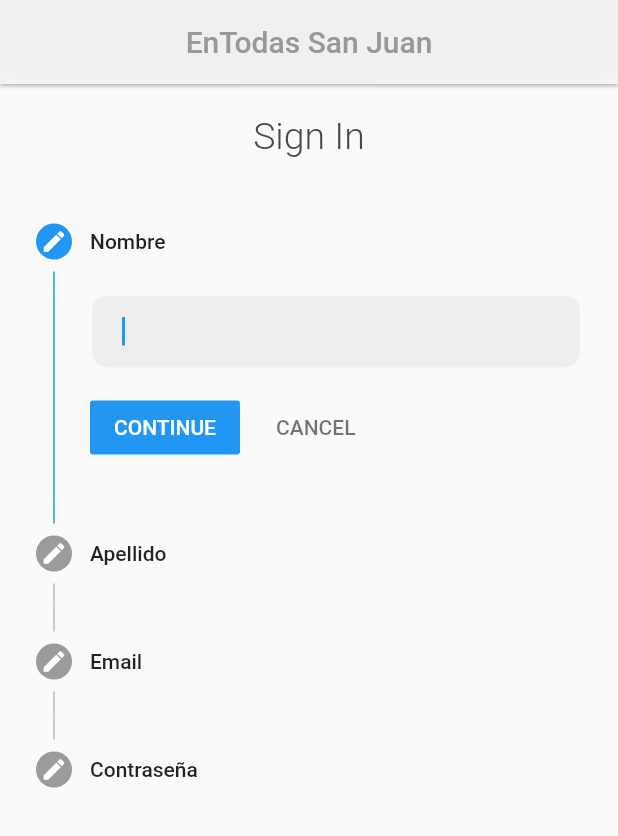
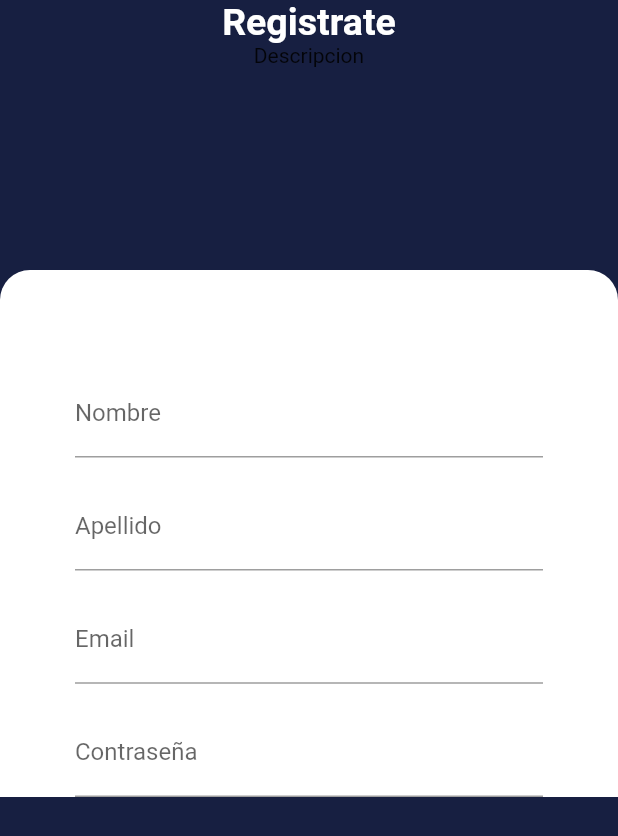
Before and after one commit to LMHV/EnTodasSJEventos, a Flutter app: the screen it shows after launch, on a phone screen of 412 x 824 dp. Shown: the top 836 px of the screen. Run offline on Flutter 3.47's test engine with Material 2 defaults, Android fonts, the phone set to English and light mode, and no system bars.

Commit message:
Changes on signin screen (not stepper anymore) +  few small changes

```diff
--- a/lib/main.dart
+++ b/lib/main.dart
@@ -1,4 +1,5 @@
 import 'package:flutter/material.dart';
+import 'package:practicando_flutter/screens/home_screen.dart';
 //import 'package:practicando_flutter/screens/home_screen.dart';
 import 'package:practicando_flutter/screens/signin_screen.dart';
 
--- a/lib/screens/signin_screen.dart
+++ b/lib/screens/signin_screen.dart
@@ -1,15 +1,25 @@
 import 'package:flutter/material.dart';
-import 'dart:ui';
 
-import 'package:practicando_flutter/widgets/custom_stepper.dart';
+//import 'package:practicando_flutter/widgets/custom_stepper.dart';
+//import 'package:practicando_flutter/widgets/custom_textfield.dart';
 
 class SigninScreen extends StatelessWidget {
   const SigninScreen({super.key});
+  static final TextEditingController nameController = TextEditingController();
+  static final TextEditingController surnameController =
+      TextEditingController();
+  static final TextEditingController emailController = TextEditingController();
+  static final TextEditingController passwordController =
+      TextEditingController();
 
   @override
   Widget build(BuildContext context) {
+    final double contextHeight = MediaQuery.of(context).size.height;
+    final double contextWidth = MediaQuery.of(context).size.width;
+
     return Scaffold(
-      appBar: AppBar(
+      backgroundColor: const Color(0xFF171F41),
+      /*appBar: AppBar(
         flexibleSpace: ClipRect(
             child: BackdropFilter(
           filter: ImageFilter.blur(sigmaX: 10, sigmaY: 20),
@@ -17,34 +27,83 @@ class SigninScreen extends StatelessWidget {
             color: Colors.transparent,
           ),
         )),
-        elevation: 1,
         centerTitle: true,
         backgroundColor: Colors.white.withAlpha(200),
         title: const Text(
-          "EnTodas San Juan",
-          style: TextStyle(color: Color(0xFF989898)),
+          "EnTodas SJ",
+          style: TextStyle(color: Color.fromARGB(255, 209, 110, 110)),
         ),
-      ),
+      ),*/
       body: SingleChildScrollView(
-        child: Center(
-          child: Expanded(
-            child: Column(
-              children: [
-                Container(
-                  margin: const EdgeInsets.symmetric(vertical: 20),
-                  child: const Text(
-                    'Sign In',
+        child: Column(
+          children: [
+            Container(
+              decoration: const BoxDecoration(
+                color: Color(0xFF171F41),
+              ),
+              height: 180,
+              width: contextWidth,
+              child: Column(
+                children: const [
+                  Text(
+                    'Registrate',
                     style: TextStyle(
                       fontSize: 25,
-                      color: Color.fromARGB(255, 73, 73, 73),
-                      fontWeight: FontWeight.w300,
+                      color: Color.fromARGB(255, 255, 255, 255),
+                      fontWeight: FontWeight.bold,
                     ),
                   ),
+                  Text("Descripcion")
+                ],
+              ),
+            ),
+            Container(
+              clipBehavior: Clip.hardEdge,
+              decoration: const BoxDecoration(
+                  color: Colors.white,
+                  borderRadius: BorderRadius.only(
+                      topLeft: Radius.circular(20),
+                      topRight: Radius.circular(20))),
+              child: Container(
+                margin: const EdgeInsets.symmetric(horizontal: 50),
+                child: Column(
+                  children: [
+                    SizedBox(height: contextHeight * 0.08),
+                    TextFormField(
+                      decoration: const InputDecoration(
+                        labelText: "Nombre",
+                      ),
+                      validator: (value) {
+                        if (value!.isEmpty) {
+                          return "Nombre incorrecto";
+                        } else {
+                          return null;
+                        }
+                      },
+                    ),
+                    SizedBox(height: contextHeight * 0.02),
+                    TextFormField(
+                      decoration: const InputDecoration(
+                        labelText: "Apellido",
+                      ),
+                    ),
+                    SizedBox(height: contextHeight * 0.02),
+                    TextFormField(
+                      decoration: const InputDecoration(
+                        labelText: "Email",
+                      ),
+                    ),
+                    SizedBox(height: contextHeight * 0.02),
+                    TextFormField(
+                      decoration: const InputDecoration(
+                        labelText: "Contraseña",
+                      ),
+                    ),
+                  ],
                 ),
-                const CustomStepper(),
-              ],
+              ),
             ),
-          ),
+          ],
         ),
       ),
     );
--- a/lib/widgets/custom_image_button.dart
+++ b/lib/widgets/custom_image_button.dart
@@ -2,18 +2,18 @@ import 'package:flutter/material.dart';
 
 class CustomImageButton extends StatelessWidget {
   final String urlImage;
-  //void Function function;
+  final VoidCallback? callback;
 
   const CustomImageButton({
     super.key,
     required this.urlImage,
-    //required this.function
+    this.callback,
   });
 
   @override
   Widget build(BuildContext context) {
     return GestureDetector(
-      onTap: () => {},
+      onTap: () => callback,
       child: Container(
           padding: const EdgeInsets.all(7),
           width: 35,
--- a/lib/widgets/custom_textfield.dart
+++ b/lib/widgets/custom_textfield.dart
@@ -5,7 +5,6 @@ class CustomTextField extends StatelessWidget {
   final double width;
   final String? label;
   final String? hint;
-  final Color? customColor;
 
   const CustomTextField({
     super.key,
@@ -13,7 +12,6 @@ class CustomTextField extends StatelessWidget {
     this.label,
     this.hint,
     required this.controller,
-    this.customColor,
   });
 
   @override
@@ -28,8 +26,7 @@ class CustomTextField extends StatelessWidget {
                 const EdgeInsets.symmetric(vertical: 10, horizontal: 20),
             hintText: hint,
             label: Text(label ?? ''),
-            filled: true,
-            fillColor: customColor ?? const Color.fromARGB(255, 238, 238, 238),
+            filled: false,
             floatingLabelBehavior: FloatingLabelBehavior.never,
             border: const OutlineInputBorder(
                 borderSide: BorderSide.none,
```
Also changed, not shown: lib/widgets/custom_stepper.dart (+64 -24 lines), assets/icons/down_arrow_chevron.png (added), assets/icons/tick.png (added), assets/icons/top_arrow_chevron.png (added).
